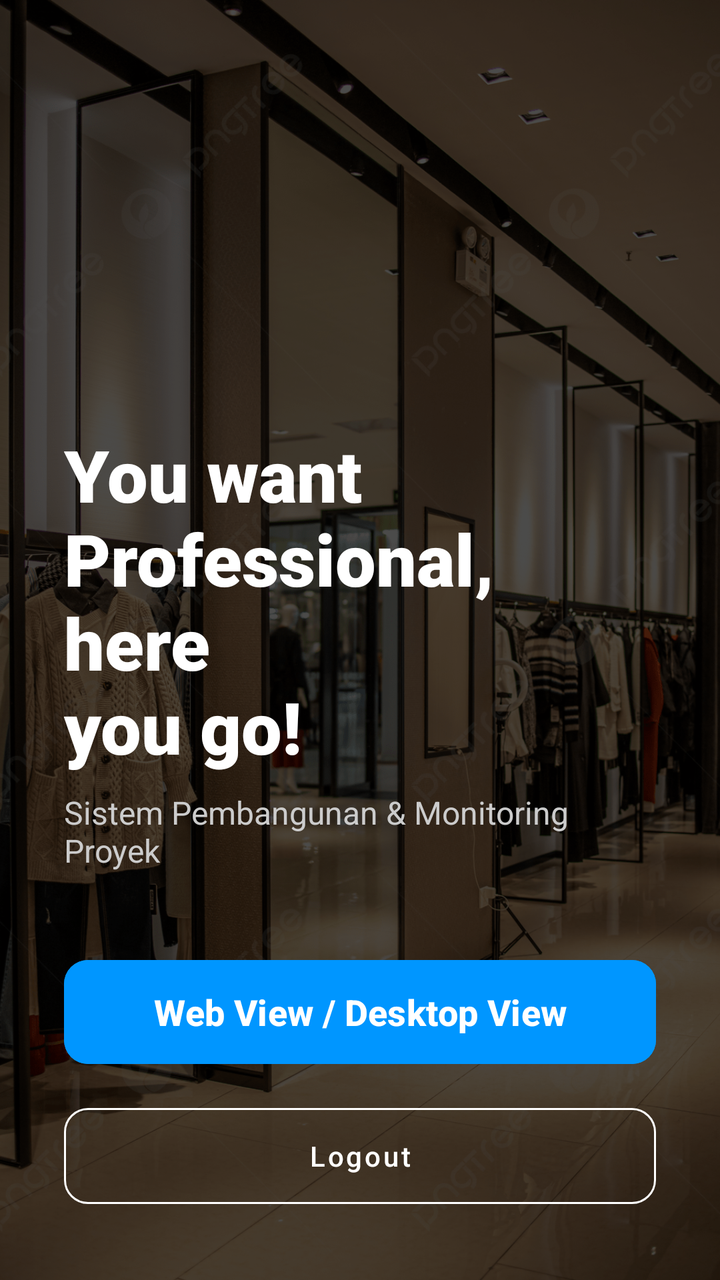
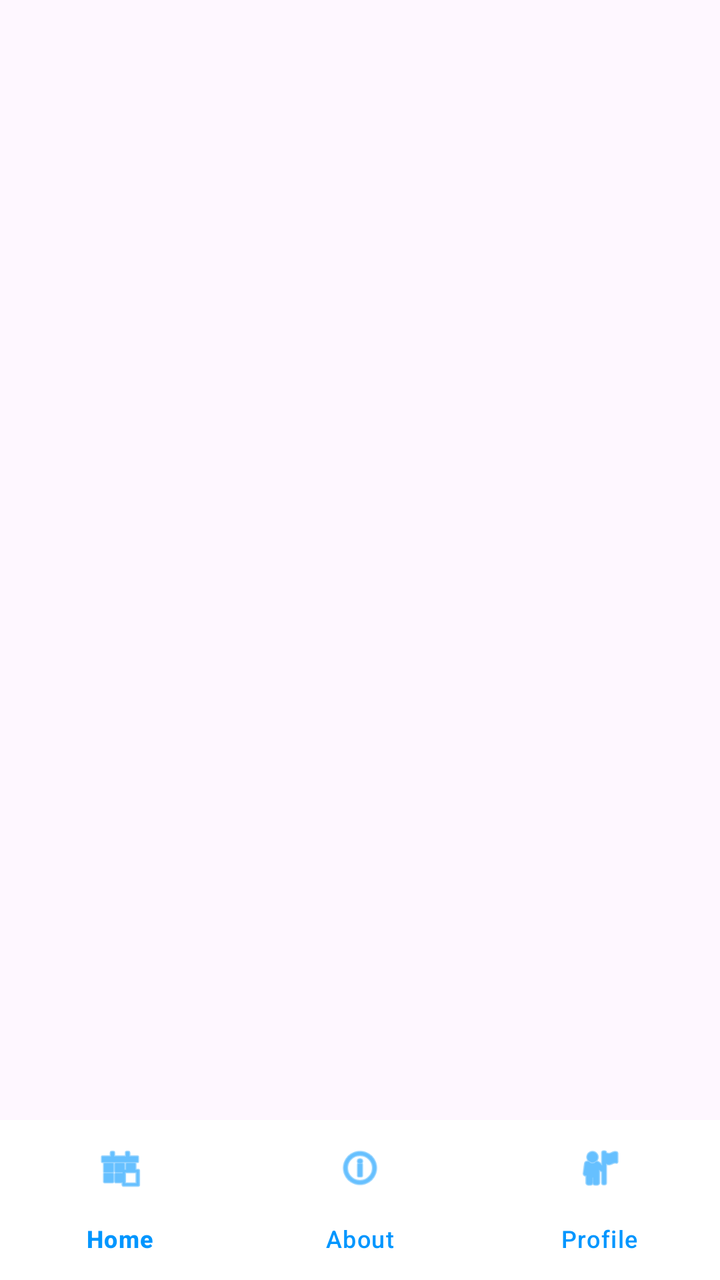

An Android layout rendered at two revisions. The XML below is the earlier revision; the diff shows what the commit changed to produce the second picture.
<!-- AndroidManifest.xml: application theme Theme.Azracore -->
<!-- res/layout/activity_main.xml -->
<?xml version="1.0" encoding="utf-8"?>
<RelativeLayout xmlns:android="http://schemas.android.com/apk/res/android"
    xmlns:app="http://schemas.android.com/apk/res-auto"
    android:layout_width="match_parent"
    android:layout_height="match_parent">

    <ImageView
        android:layout_width="match_parent"
        android:layout_height="match_parent"
        android:scaleType="centerCrop"
        android:src="@drawable/bg_main_proyek" />

    <View
        android:layout_width="match_parent"
        android:layout_height="match_parent"
        android:background="#B3000000" />

    <androidx.appcompat.widget.Toolbar
        android:id="@+id/toolbar"
        android:layout_width="match_parent"
        android:layout_height="?attr/actionBarSize"
        android:background="@android:color/transparent"
        app:titleTextColor="@color/white" />

    <LinearLayout
        android:layout_width="match_parent"
        android:layout_height="wrap_content"
        android:layout_alignParentBottom="true"
        android:gravity="center"
        android:orientation="vertical"
        android:padding="32dp">

        <TextView
            android:layout_width="match_parent"
            android:layout_height="wrap_content"
            android:gravity="start"
            android:text="You want\nProfessional, here\nyou go!"
            android:textColor="@color/white"
            android:textSize="36sp"
            android:fontFamily="sans-serif-black"
            android:textStyle="bold" />

        <TextView
            android:layout_width="match_parent"
            android:layout_height="wrap_content"
            android:layout_marginTop="8dp"
            android:text="Sistem Pembangunan &amp; Monitoring Proyek"
            android:textColor="#CCCCCC"
            android:textSize="16sp" />

        <Button
            android:id="@+id/btnWebView"
            android:layout_width="match_parent"
            android:layout_height="60dp"
            android:layout_marginTop="40dp"
            android:backgroundTint="#0096FF"
            android:text="Web View / Desktop View"
            android:textAllCaps="false"
            android:textSize="18sp"
            android:textStyle="bold"
            app:cornerRadius="12dp" />

        <Button
            android:id="@+id/btnLogout"
            style="@style/Widget.MaterialComponents.Button.OutlinedButton"
            android:layout_width="match_parent"
            android:layout_height="60dp"
            android:layout_marginTop="12dp"
            android:text="Logout"
            android:textAllCaps="false"
            android:textColor="@color/white"
            app:cornerRadius="12dp"
            app:strokeColor="@color/white" />

    </LinearLayout>

</RelativeLayout>
<!-- resources referenced by this layout -->
<resources>
  <color name="white">#FFFFFFFF</color>
  <!-- drawable bg_main_proyek: jpg bitmap (drawable, 958140 bytes) -->
  <style name="Theme.Azracore" parent="Base.Theme.Azracore" />
  <style name="Base.Theme.Azracore" parent="Theme.Material3.DayNight.NoActionBar">
          
          
      </style>
</resources>

<!-- the commit's change to res/layout/activity_main.xml (unified diff, before → after) -->
@@ -4,74 +4,20 @@
     android:layout_width="match_parent"
     android:layout_height="match_parent">
 
-    <ImageView
+    <FrameLayout
+        android:id="@+id/fragment_container"
         android:layout_width="match_parent"
         android:layout_height="match_parent"
-        android:scaleType="centerCrop"
-        android:src="@drawable/bg_main_proyek" />
+        android:layout_above="@+id/bottom_navigation" />
 
-    <View
-        android:layout_width="match_parent"
-        android:layout_height="match_parent"
-        android:background="#B3000000" />
-
-    <androidx.appcompat.widget.Toolbar
-        android:id="@+id/toolbar"
-        android:layout_width="match_parent"
-        android:layout_height="?attr/actionBarSize"
-        android:background="@android:color/transparent"
-        app:titleTextColor="@color/white" />
-
-    <LinearLayout
+    <com.google.android.material.bottomnavigation.BottomNavigationView
+        android:id="@+id/bottom_navigation"
         android:layout_width="match_parent"
         android:layout_height="wrap_content"
         android:layout_alignParentBottom="true"
-        android:gravity="center"
-        android:orientation="vertical"
-        android:padding="32dp">
-
-        <TextView
-            android:layout_width="match_parent"
-            android:layout_height="wrap_content"
-            android:gravity="start"
-            android:text="You want\nProfessional, here\nyou go!"
-            android:textColor="@color/white"
-            android:textSize="36sp"
-            android:fontFamily="sans-serif-black"
-            android:textStyle="bold" />
-
-        <TextView
-            android:layout_width="match_parent"
-            android:layout_height="wrap_content"
-            android:layout_marginTop="8dp"
-            android:text="Sistem Pembangunan &amp; Monitoring Proyek"
-            android:textColor="#CCCCCC"
-            android:textSize="16sp" />
-
-        <Button
-            android:id="@+id/btnWebView"
-            android:layout_width="match_parent"
-            android:layout_height="60dp"
-            android:layout_marginTop="40dp"
-            android:backgroundTint="#0096FF"
-            android:text="Web View / Desktop View"
-            android:textAllCaps="false"
-            android:textSize="18sp"
-            android:textStyle="bold"
-            app:cornerRadius="12dp" />
-
-        <Button
-            android:id="@+id/btnLogout"
-            style="@style/Widget.MaterialComponents.Button.OutlinedButton"
-            android:layout_width="match_parent"
-            android:layout_height="60dp"
-            android:layout_marginTop="12dp"
-            android:text="Logout"
-            android:textAllCaps="false"
-            android:textColor="@color/white"
-            app:cornerRadius="12dp"
-            app:strokeColor="@color/white" />
-
-    </LinearLayout>
+        android:background="#FFFFFF"
+        app:itemIconTint="#0096FF"
+        app:itemTextColor="#0096FF"
+        app:menu="@menu/bottom_nav_menu" />
 
 </RelativeLayout>
<!-- resource entries referenced after the edit -->
@@ -1,7 +1,5 @@
 <!-- resources referenced by this layout -->
 <resources>
-  <color name="white">#FFFFFFFF</color>
-  <!-- drawable bg_main_proyek: jpg bitmap (drawable, 958140 bytes) -->
   <style name="Theme.Azracore" parent="Base.Theme.Azracore" />
   <style name="Base.Theme.Azracore" parent="Theme.Material3.DayNight.NoActionBar">
           
